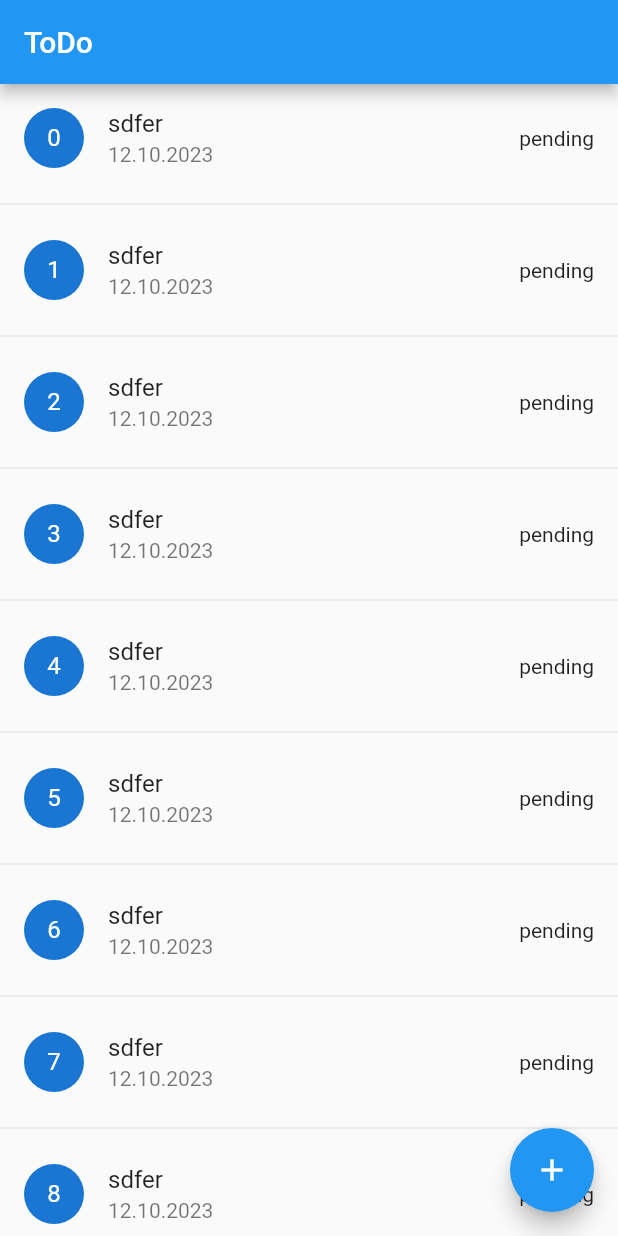
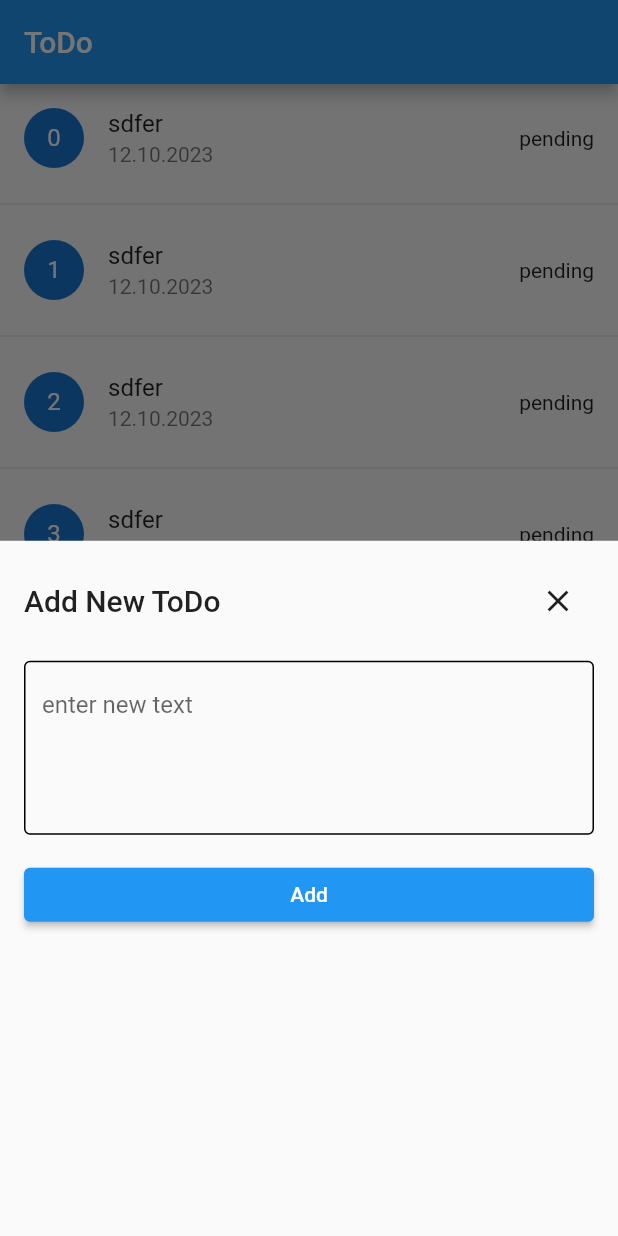
Before and after one commit to zihadsikder/live_project, a Flutter app: the screen it shows after launch, after a tap on the "add" icon, on a phone screen of 412 x 824 dp. Run offline on Flutter 3.47's test engine with Material 2 defaults, Android fonts, the phone set to English and light mode, and no system bars.

Commit message:
task app

```diff
--- /dev/null
+++ b/lib/add_new_task_model.dart
@@ -0,0 +1,50 @@
+import 'package:flutter/material.dart';
+
+class AddNewTaskModel extends StatelessWidget {
+  const AddNewTaskModel({
+    super.key,
+  });
+
+  @override
+  Widget build(BuildContext context) {
+    return Padding(
+      padding: const EdgeInsets.all(16.0),
+      child: Column(
+        children: [
+          Row(
+            mainAxisAlignment: MainAxisAlignment.spaceBetween,
+            crossAxisAlignment: CrossAxisAlignment.center,
+            children: [
+              Text(
+                'Add New ToDo',
+                style: Theme.of(context).textTheme.titleLarge,
+              ),
+              IconButton(
+                  onPressed: () {
+                    Navigator.pop(context);
+                  },
+                  icon: Icon(Icons.close)),
+            ],
+          ),
+          const SizedBox(
+            height: 16,
+          ),
+          TextFormField(
+            maxLines: 4,
+            decoration: InputDecoration(
+              hintText: 'enter new text',
+              enabledBorder: OutlineInputBorder(),
+              focusedBorder: OutlineInputBorder(),
+            ),
+          ),
+          const SizedBox(
+            height: 16,
+          ),
+          SizedBox(
+              width: double.infinity,
+              child: ElevatedButton(onPressed: () {}, child: Text('Add')))
+        ],
+      ),
+    );
+  }
+}
```
Also changed, not shown: lib/home_page.dart (+47 -6 lines), lib/update_task_modal.dart (added, +50 -0 lines).
